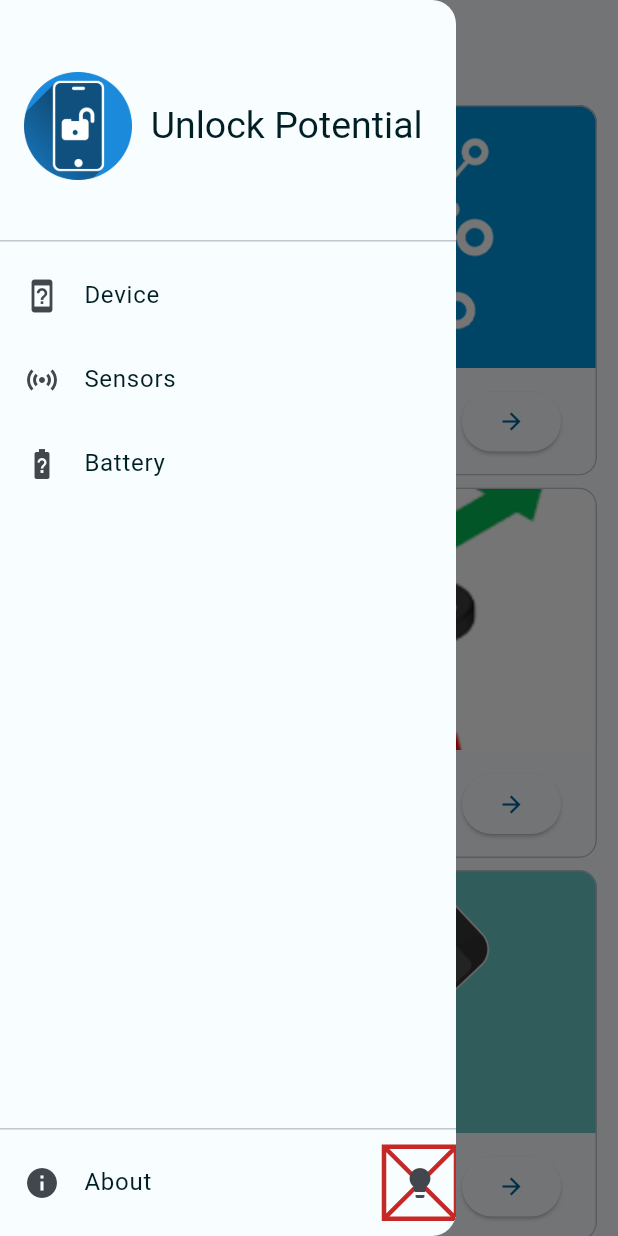
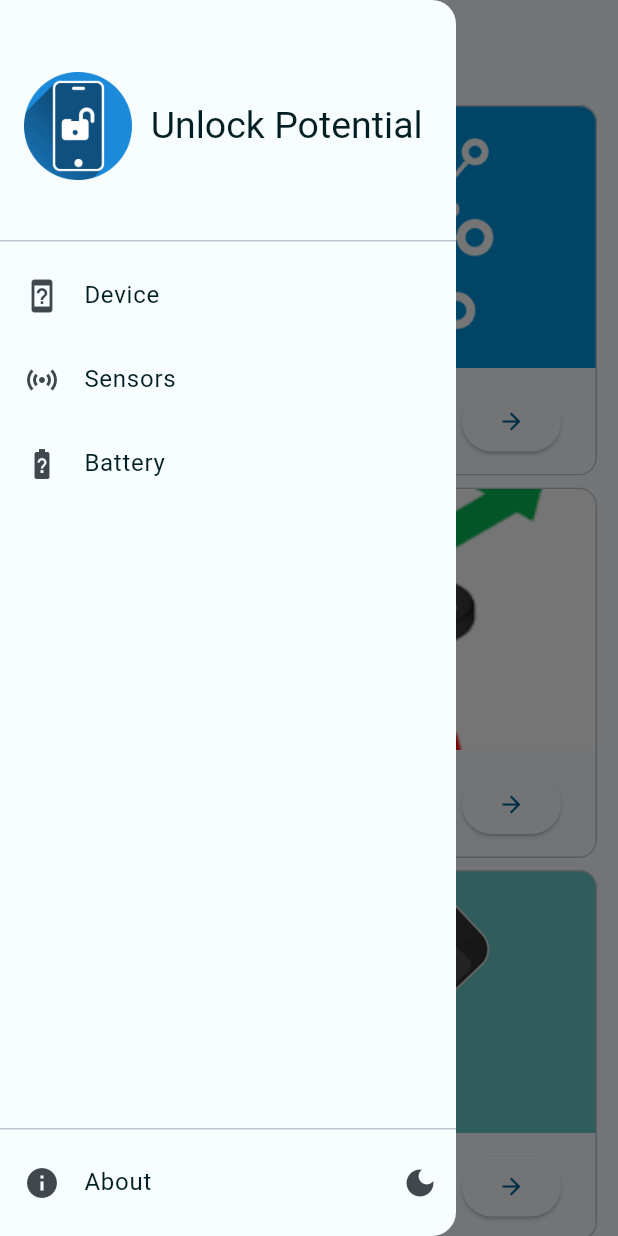
Before and after one commit to Myrmillion/Unlock-Potential, a Flutter app: the screen it shows after launch, with the side drawer open, on a phone screen of 412 x 824 dp. Run offline on Flutter 3.47's test engine with Material 3 defaults, Android fonts, the phone set to English and light mode, and no system bars; our stand-ins replace battery_plus, bloc, device_info_plus, equatable, flutter_bloc, sensors_plus and 1 more.

Commit message:
light/dark toggling implemented

```diff
--- a/lib/main.dart
+++ b/lib/main.dart
@@ -3,25 +3,35 @@
 import 'package:unlock_potential/pages/battery_page.dart';
 import 'package:unlock_potential/pages/device_page.dart';
 import 'package:unlock_potential/pages/home_page.dart';
+import 'package:unlock_potential/utils/toggle_theme/theme_cubit.dart';
+import 'package:flutter_bloc/flutter_bloc.dart';
 
 import 'utils/color_schemes.g.dart';
 import 'pages/sensor_page.dart';
 
-void main() {
-  runApp(const SensorUsage());
+void main() async {
+  runApp(
+    MultiBlocProvider(
+      providers: [BlocProvider(create: (_) => ThemeCubit())],
+      child: const UnlockPotential(),
+    ),
+  );
 }
 
-class SensorUsage extends StatelessWidget {
-  const SensorUsage({super.key});
+class UnlockPotential extends StatelessWidget {
+  const UnlockPotential({super.key});
 
   @override
   Widget build(BuildContext context) {
+    return BlocBuilder<ThemeCubit, ThemeState>(
+      builder: (_, state) {
+        if (state is ThemeDefined) {
           return MaterialApp(
             title: 'Sensor Usage',
             debugShowCheckedModeBanner: false,
-      themeMode: ThemeMode.system,
-      theme: ThemeData(useMaterial3: true, colorScheme: lightColorScheme),
-      darkTheme: ThemeData(useMaterial3: true, colorScheme: darkColorScheme),
+            themeMode: state.themeMode,
+            theme: ThemeData(useMaterial3: true, colorScheme: lightScheme),
+            darkTheme: ThemeData(useMaterial3: true, colorScheme: darkScheme),
             initialRoute: '/',
             routes: {
               '/': (_) => const HomePage(),
@@ -32,4 +42,8 @@
             },
           );
         }
+        return const SizedBox.shrink();
+      },
+    );
   }
+}
--- /dev/null
+++ b/lib/utils/toggle_theme/theme_cubit.dart
@@ -0,0 +1,65 @@
+import 'dart:ui';
+
+import 'package:bloc/bloc.dart';
+import 'package:equatable/equatable.dart';
+import 'package:flutter/material.dart';
+import 'package:shared_preferences/shared_preferences.dart';
+
+// Cubit
+
+/// A cubit to manage the theme of the application.
+class ThemeCubit extends Cubit<ThemeState> {
+  ThemeCubit() : super(const Initial()) {
+    _init();
+  }
+
+  /// Initialize the theme.
+  void _init() async {
+    final prefs = await SharedPreferences.getInstance();
+    late final bool useDark;
+
+    if (prefs.containsKey('dark-mode')) {
+      useDark = prefs.getBool('dark-mode') ?? false;
+    } else {
+      final brightness = PlatformDispatcher.instance.platformBrightness;
+      useDark = (brightness == Brightness.dark);
+    }
+
+    await prefs.setBool('dark-mode', useDark);
+    emit(ThemeDefined(useDark));
+  }
+
+  /// Toggle the theme.
+  Future<void> toggleTheme() async {
+    final prefs = await SharedPreferences.getInstance();
+    final useDark = prefs.getBool('dark-mode') ?? false;
+
+    await prefs.setBool('dark-mode', !useDark);
+    emit(ThemeDefined(!useDark));
+  }
+}
+
+// State
+
+/// The state of the theme.
+@immutable
+sealed class ThemeState extends Equatable {
+  const ThemeState();
+
+  @override
+  List<Object> get props => [];
+}
+
+final class Initial extends ThemeState {
+  const Initial();
+}
+
+final class ThemeDefined extends ThemeState {
+  ThemeDefined(this.useDark);
+
+  final bool useDark;
+  late final ThemeMode themeMode = useDark ? ThemeMode.dark : ThemeMode.light;
+
+  @override
+  List<Object> get props => [useDark, themeMode];
+}
--- a/lib/utils/toggle_theme/toggle_theme_state.dart
+++ /dev/null
@@ -1,6 +0,0 @@
-part of 'toggle_theme_cubit.dart';
-
-@immutable
-sealed class ToggleThemeState {}
-
-final class ToggleThemeInitial extends ToggleThemeState {}
--- a/lib/widgets/drawer_widget.dart
+++ b/lib/widgets/drawer_widget.dart
@@ -1,5 +1,6 @@
 import 'package:flutter/material.dart';
-import 'package:unlock_potential/utils/utils.dart';
+import 'package:flutter_bloc/flutter_bloc.dart';
+import 'package:unlock_potential/utils/toggle_theme/theme_cubit.dart';
 
 class DrawerWidget extends StatelessWidget {
   const DrawerWidget({super.key});
@@ -56,14 +57,18 @@
                   onTap: () => Navigator.popAndPushNamed(context, '/about'),
                 ),
               ),
-              Placeholder(
-                color: Colors.red.shade800,
-                strokeWidth: 3.0,
-                child: IconButton(
-                  icon: const Icon(Icons.lightbulb),
-                  onPressed: () => Utils.simpleSnackBar(
-                      context, 'Work in progress, come back later... !'),
-                ),
+              BlocBuilder<ThemeCubit, ThemeState>(
+                builder: (_, state) {
+                  if (state is ThemeDefined) {
+                    return IconButton(
+                      icon: Icon(
+                        state.useDark ? Icons.light_mode : Icons.dark_mode,
+                      ),
+                      onPressed: () => context.read<ThemeCubit>().toggleTheme(),
+                    );
+                  }
+                  return const SizedBox.shrink();
+                },
               ),
             ],
           ),
--- /dev/null
+++ b/lib/widgets/tabs/cubit/lol_state.dart
@@ -0,0 +1,6 @@
+part of 'lol_cubit.dart';
+
+@immutable
+sealed class LolState {}
+
+final class LolInitial extends LolState {}
--- a/pubspec.yaml
+++ b/pubspec.yaml
@@ -15,6 +15,9 @@
   battery_plus: ^6.0.0
   bloc: ^8.1.4
   meta: ^1.11.0
+  shared_preferences: ^2.2.2
+  flutter_bloc: ^8.1.5
+  equatable: ^2.0.5
 
 dev_dependencies:
   flutter_test:
```
Also changed, not shown: lib/utils/toggle_theme/toggle_theme_cubit.dart (deleted, +0 -8 lines), lib/widgets/tabs/cubit/lol_cubit.dart (added, +8 -0 lines), lib/utils/color_schemes.g.dart, pubspec.lock. Lines whose indentation alone changed are shown as unchanged.
